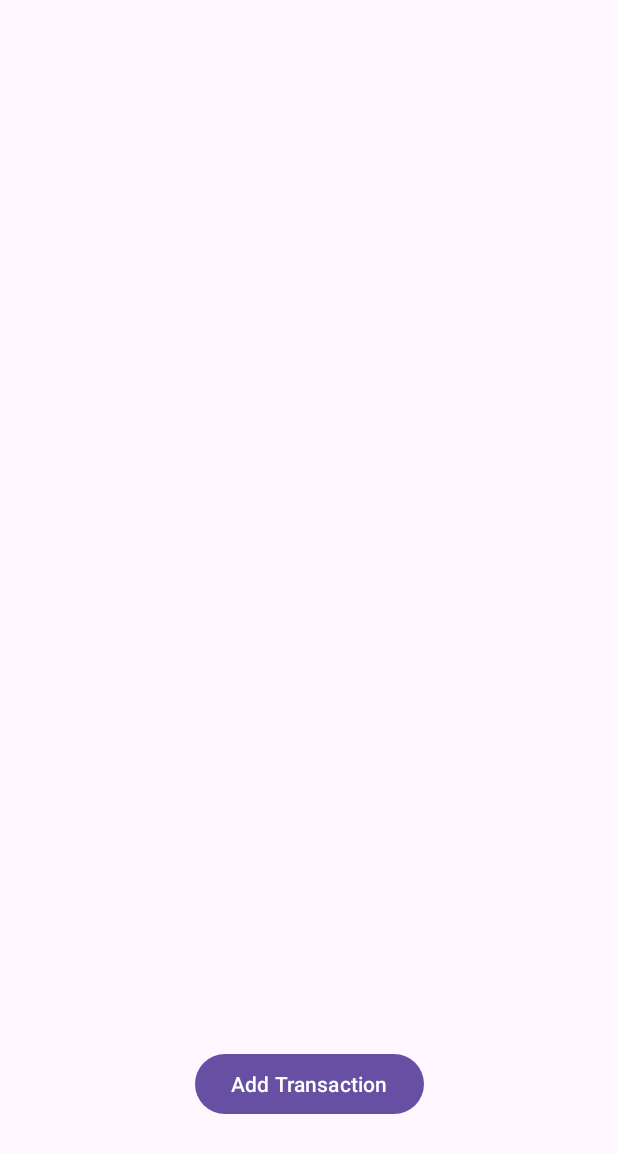
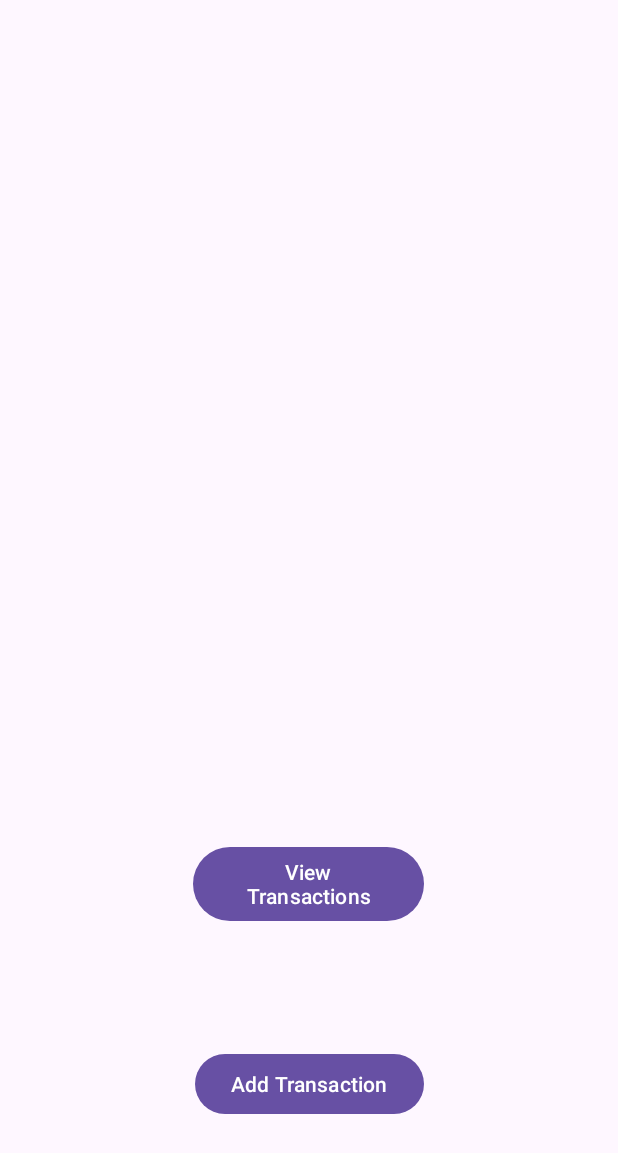
Before and after one commit to SammyG69/Finity-Hackathon, an Android app: the screen it shows after launch (MainActivity), on a phone screen of 412 x 824 dp. Shown: the top 1153 px of the screen. Run offline under Robolectric (Android 15) with nearby library versions, the phone set to English and light mode, and no system bars; our stand-ins replace Firebase (no records; nobody signed in at launch, a user with empty details on screens opened directly), data binding.

Commit message:
Displaying all Transactions in a seperate page and added the button too.

```diff
--- a/app/src/main/AndroidManifest.xml
+++ b/app/src/main/AndroidManifest.xml
@@ -22,6 +22,7 @@
             </intent-filter>
         </activity>
         <activity android:name=".AddTransaction" />
+        <activity android:name=".TransactionsPage" />
     </application>
 
 </manifest>
--- a/app/src/main/java/com/example/finityapp/MainActivity.java
+++ b/app/src/main/java/com/example/finityapp/MainActivity.java
@@ -34,6 +34,7 @@ public class MainActivity extends AppCompatActivity {
 
 
    Button button;
+   Button button2;
 
     @Override
     protected void onCreate(Bundle savedInstanceState) {
@@ -41,6 +42,7 @@ public class MainActivity extends AppCompatActivity {
         EdgeToEdge.enable(this);
         setContentView(R.layout.activity_main);
 
+        button2=findViewById(R.id.listButton);
         button=findViewById(R.id.transactionButton);
 
         Log.d(TAG, "onCreate: MainActivity started");
@@ -62,5 +64,15 @@ public class MainActivity extends AppCompatActivity {
                 }
             });
 
+            button2.setOnClickListener(new View.OnClickListener() {
+                @Override
+                public void onClick(View view) {
+                    Intent t=new Intent(
+                            getApplicationContext(), TransactionsPage.class
+                    );
+                    startActivity(t);
+                }
+            });
+
     }
 }
--- a/app/src/main/res/layout/activity_main.xml
+++ b/app/src/main/res/layout/activity_main.xml
@@ -24,6 +24,17 @@
         app:layout_constraintTop_toTopOf="parent"
         app:layout_constraintVertical_bias="0.9" />
 
+    <Button
+        android:id="@+id/listButton"
+        android:layout_width="154dp"
+        android:layout_height="57dp"
+        android:text="View Transactions"
+        app:layout_constraintBottom_toTopOf="@+id/transactionButton"
+        app:layout_constraintEnd_toEndOf="parent"
+        app:layout_constraintHorizontal_bias="0.498"
+        app:layout_constraintStart_toStartOf="parent"
+        app:layout_constraintTop_toTopOf="parent"
+        app:layout_constraintVertical_bias="0.874" />
 
 
 </androidx.constraintlayout.widget.ConstraintLayout>
```
Also changed, not shown: app/src/main/java/com/example/finityapp/TransactionsPage.java (added, +76 -0 lines), app/src/main/res/layout/list_transactions.xml (added, +24 -0 lines).
